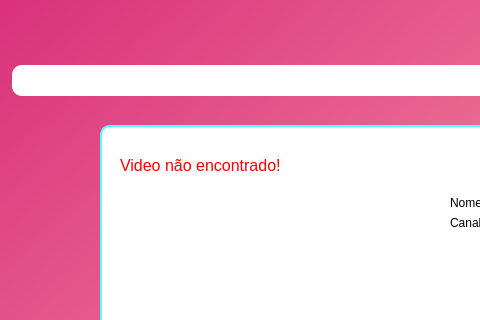
nixs-dev/YouTubeDownloader, file ui/Main.ui: the form before one commit; both pictures show x 0 to 480 and y 175 to 495 of the 816 by 703 pixel window.
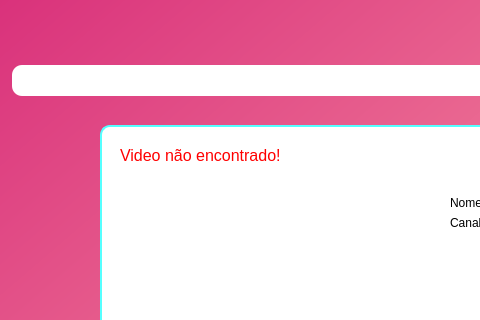
The form after the commit. Icons and pictures are not drawn.

Diff of the .ui file:
```diff
--- a/ui/Main.ui
+++ b/ui/Main.ui
@@ -99,7 +99,7 @@
      <property name="geometry">
       <rect>
        <x>20</x>
-       <y>30</y>
+       <y>20</y>
        <width>200</width>
        <height>21</height>
       </rect>
```
Left out of the diff: 19 changed lines with no effect on the pictures.
